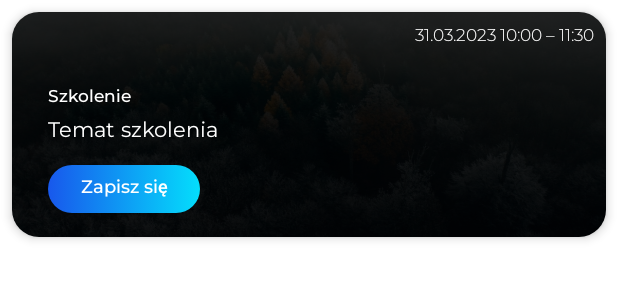
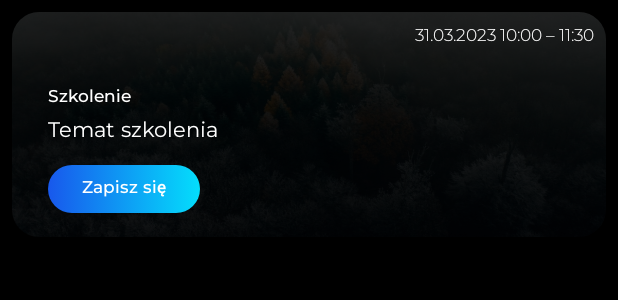
Before and after one commit to WRS-WEEIA-IT/-DW-2023-App-Android, an Android app: the layout event_card_design.xml on its own in the app's theme, with its tools: preview values and no code run, on a phone screen of 412 x 824 dp. Shown: the top 300 px of the screen. Run offline under Robolectric (Android 15) with nearby library versions, the light colour scheme and no system bars.

Commit message:
Fix flickering screen when changing fragments

```diff
--- a/app/src/main/res/layout/event_card_design.xml
+++ b/app/src/main/res/layout/event_card_design.xml
@@ -48,7 +48,7 @@
                 android:text="@string/sign_up"
                 android:textAllCaps="false"
                 android:textColor="@color/white"
-                android:textSize="12sp"
+                android:textSize="11sp"
                 app:layout_constraintBottom_toBottomOf="parent"
                 app:layout_constraintStart_toStartOf="parent" />
 
--- a/app/src/main/res/values/themes.xml
+++ b/app/src/main/res/values/themes.xml
@@ -12,5 +12,7 @@
         <!-- Status bar color. -->
         <item name="android:statusBarColor">?attr/colorPrimaryVariant</item>
         <!-- Customize your theme here. -->
+        <item name="android:windowBackground">#000000</item>
+        <item name="android:colorBackground">#000000</item>
     </style>
 </resources>
```
